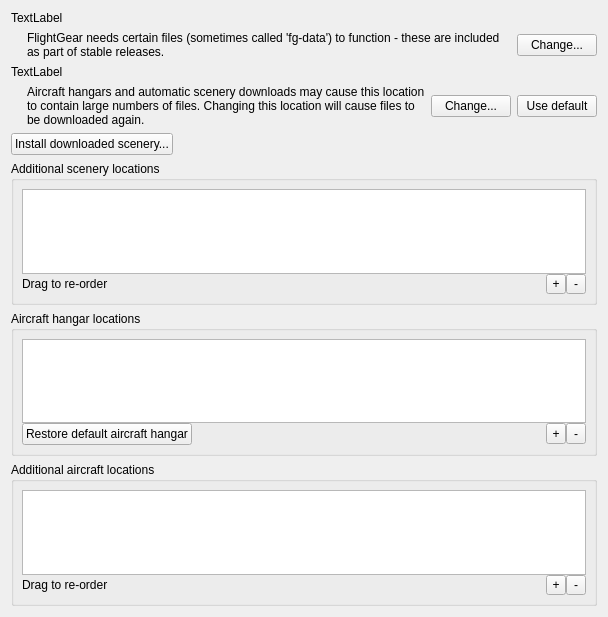
Old version of the form src/GUI/PathsDialog.ui in the repository FlightGear/flightgear.
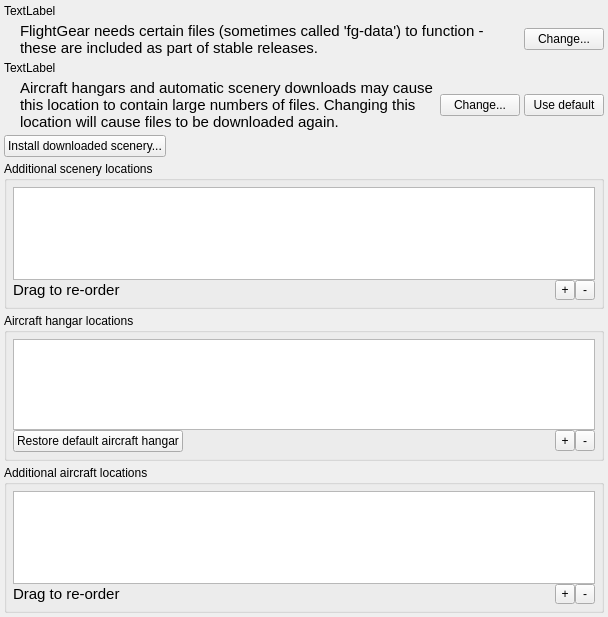
New version of the form.

Commit message:
Tweak launcher layout margins.
Trying to squeeze things back into an XGA screen. Will backport once
I get feedback.

The edit to the form file:
```diff
--- a/src/GUI/PathsDialog.ui
+++ b/src/GUI/PathsDialog.ui
@@ -14,6 +14,21 @@
    <string>Configure add-ons</string>
   </property>
   <layout class="QVBoxLayout" name="verticalLayout">
+   <property name="spacing">
+    <number>4</number>
+   </property>
+   <property name="leftMargin">
+    <number>4</number>
+   </property>
+   <property name="topMargin">
+    <number>4</number>
+   </property>
+   <property name="rightMargin">
+    <number>4</number>
+   </property>
+   <property name="bottomMargin">
+    <number>4</number>
+   </property>
    <item>
     <widget class="QLabel" name="dataLocation">
      <property name="text">
@@ -41,6 +56,11 @@
      </item>
      <item>
       <widget class="QLabel" name="label_4">
+       <property name="font">
+        <font>
+         <pointsize>11</pointsize>
+        </font>
+       </property>
        <property name="text">
         <string>FlightGear needs certain files (sometimes called 'fg-data') to function - these are included as part of stable releases.</string>
        </property>
@@ -82,6 +102,11 @@
      </item>
      <item>
       <widget class="QLabel" name="label_2">
+       <property name="font">
+        <font>
+         <pointsize>11</pointsize>
+        </font>
+       </property>
        <property name="text">
         <string>Aircraft hangars and automatic scenery downloads may cause this location to contain large numbers of files. Changing this location will cause files to be downloaded again.</string>
        </property>
@@ -137,16 +162,16 @@
      </property>
      <layout class="QGridLayout" name="gridLayout_3">
       <property name="leftMargin">
-       <number>8</number>
+       <number>6</number>
       </property>
       <property name="topMargin">
-       <number>8</number>
+       <number>6</number>
       </property>
       <property name="rightMargin">
-       <number>8</number>
+       <number>6</number>
       </property>
       <property name="bottomMargin">
-       <number>8</number>
+       <number>6</number>
       </property>
       <property name="spacing">
        <number>0</number>
@@ -204,6 +229,11 @@
       </item>
       <item row="1" column="0">
        <widget class="QLabel" name="label">
+        <property name="font">
+         <font>
+          <pointsize>11</pointsize>
+         </font>
+        </property>
         <property name="text">
          <string>Drag to re-order</string>
         </property>
@@ -222,16 +252,16 @@
      </property>
      <layout class="QGridLayout" name="gridLayout_6">
       <property name="leftMargin">
-       <number>8</number>
+       <number>6</number>
       </property>
       <property name="topMargin">
-       <number>8</number>
+       <number>6</number>
       </property>
       <property name="rightMargin">
-       <number>8</number>
+       <number>6</number>
       </property>
       <property name="bottomMargin">
-       <number>8</number>
+       <number>6</number>
       </property>
       <property name="spacing">
        <number>0</number>
@@ -311,16 +341,16 @@
      </property>
      <layout class="QGridLayout" name="gridLayout_4">
       <property name="leftMargin">
-       <number>8</number>
+       <number>6</number>
       </property>
       <property name="topMargin">
-       <number>8</number>
+       <number>6</number>
       </property>
       <property name="rightMargin">
-       <number>8</number>
+       <number>6</number>
       </property>
       <property name="bottomMargin">
-       <number>8</number>
+       <number>6</number>
       </property>
       <property name="spacing">
        <number>0</number>
@@ -378,6 +408,11 @@
       </item>
       <item row="1" column="0">
        <widget class="QLabel" name="label_3">
+        <property name="font">
+         <font>
+          <pointsize>11</pointsize>
+         </font>
+        </property>
         <property name="text">
          <string>Drag to re-order</string>
         </property>
```
The commit also changes 1 other file.
